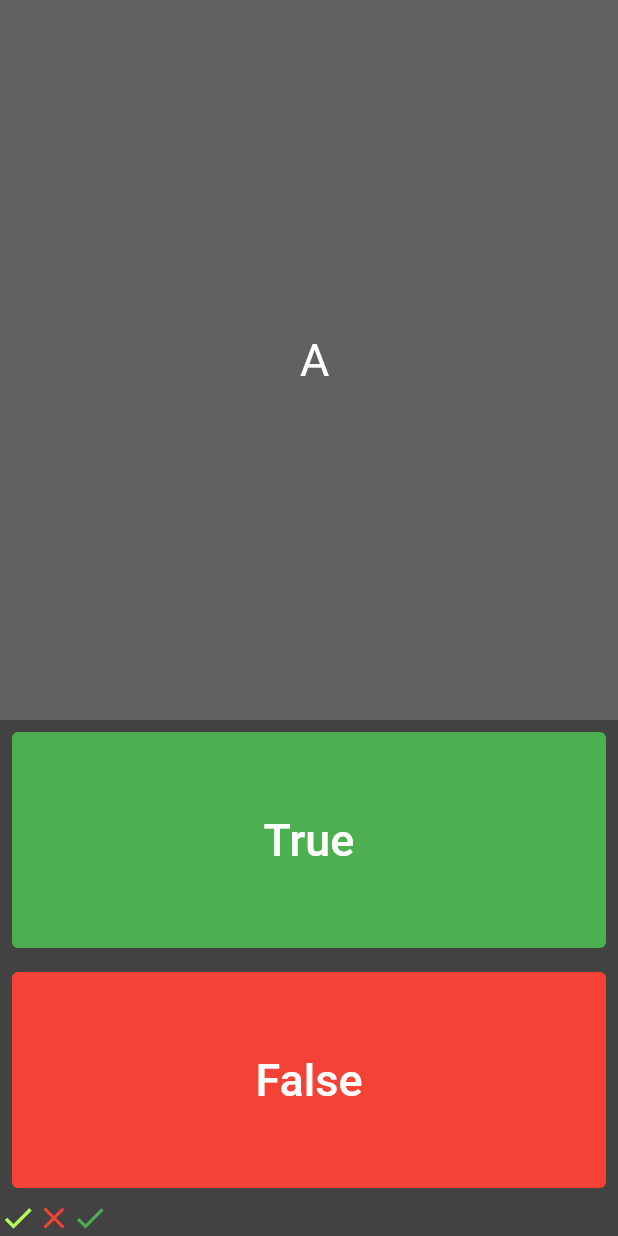
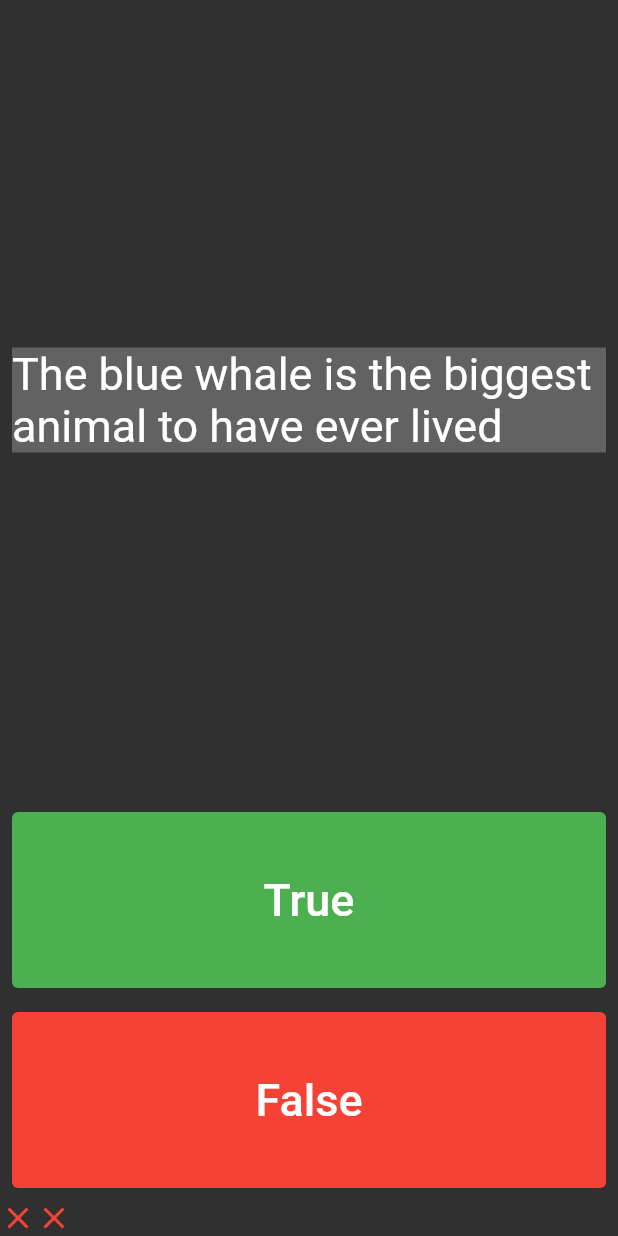
Before and after one commit to israkbas/question, a Flutter app: the screen it shows after launch, after a tap on "True", after a tap on "False", on a phone screen of 412 x 824 dp. Run offline on Flutter 3.47's test engine with Material 2 defaults, Android fonts, the phone set to English and light mode, and no system bars; our stand-ins replace rflutter_alert.

Commit message:
instrument_app

```diff
--- a/lib/Question.dart
+++ b/lib/Question.dart
@@ -0,0 +1,6 @@
+class Question{
+  String questionText;
+  bool questionAnswer;
+
+  Question({required this.questionText,required this.questionAnswer});
+}
--- a/lib/QuizBrain.dart
+++ b/lib/QuizBrain.dart
@@ -0,0 +1,43 @@
+import 'Question.dart';
+
+class QuizBrain {
+  int _questionNumber = 0;
+  final List<Question> _myQuestions = [
+    Question(questionText: 'Sharks are mammals', questionAnswer: false),
+    Question(questionText: 'Sea otters have a favorite rock they use to break open food', questionAnswer: true),
+    Question(questionText: 'The blue whale is the biggest animal to have ever lived', questionAnswer: true),
+    Question(questionText: 'Bats are blind', questionAnswer: false),
+    Question(questionText: 'A dog sweats by panting its tongue', questionAnswer: false),
+    Question(questionText: 'It takes a sloth two weeks to digest a meal', questionAnswer: true),
+    Question(questionText: 'The largest living frog is the Goliath frog of West Africa', questionAnswer: true),
+    Question(questionText: 'An ant can lift 1,000 times its body weight', questionAnswer: false),
+    Question(questionText: 'When exiting a cave, bats always go in the direction of the wind', questionAnswer: false),
+    Question(questionText: 'An octopus has seven hearts', questionAnswer: false)
+
+  ];
+  bool isFinished() {
+    if(_questionNumber >= _myQuestions.length - 1){
+      return true;
+    }
+    else{
+      return false;
+    }
+  }
+  void reset(){
+    _questionNumber = 0;
+  }
+
+  void nextQuestion() {
+    if (_questionNumber < _myQuestions.length - 1) {
+      _questionNumber++;
+    }
+  }
+
+  String getText() {
+    return _myQuestions[_questionNumber].questionText;
+  }
+
+  bool getAnswer() {
+    return _myQuestions[_questionNumber].questionAnswer;
+  }
+}
--- a/lib/main.dart
+++ b/lib/main.dart
@@ -1,4 +1,10 @@
 import 'package:flutter/material.dart';
+import 'QuizBrain.dart';
+import 'package:rflutter_alert/rflutter_alert.dart';
+
+
+QuizBrain quiz_brain = QuizBrain();
+
 
 void main() {
   runApp(const MyApp());
@@ -7,6 +13,7 @@ void main() {
 class MyApp extends StatelessWidget {
   const MyApp({super.key});
 
+
   // This widget is the root of your application.
   @override
   Widget build(BuildContext context) {
@@ -14,7 +21,6 @@ class MyApp extends StatelessWidget {
       debugShowCheckedModeBanner: false,
       title: 'Soru-Cevap',
       home: Scaffold(
-        backgroundColor: Colors.grey.shade900,
        body:SafeArea(
 child:QuizPage()
     ),
@@ -28,81 +34,122 @@ class QuizPage extends StatefulWidget {
   @override
   State<QuizPage> createState() => _QuizPageState();
 }
+class _QuizPageState extends State<QuizPage> {
+  void isCorrect(bool playerPick) {
+    bool correct = quiz_brain.getAnswer();
+    setState(() {
+      if (quiz_brain.isFinished()) {
+        Alert(
+          context: context,
+          type: AlertType.success,
+          title: "Finished",
+          desc: "Press the button for play again!",
+          buttons: [
+            DialogButton(
+              child: Text(
+                "RESET",
+                style: TextStyle(color: Colors.white, fontSize: 20),
+              ),
+              onPressed: (){
+                setState(() {
+                  quiz_brain.reset();
+                  myIcons = [];
+                });
+                Navigator.pop(context);
 
-class _QuizPageState extends State<QuizPage> {
-  int questionNumber=0;
-  List<bool> myAnswers = [
-    true,false,true,false,false
-  ];
-  List<Icon> myIcons = [
-      Icon(Icons.check,color:Colors.lightGreenAccent,),
-      Icon(Icons.close,color: Colors.red,)
-    ];
-  List<String> myQuestions = [
-    " A",
-    "B",
-    "C",
-        "D",
-        "E",
-  ];
+              },
+              width: 120,
+            )
+          ],
+        ).show();
+
+
+      } else {
+        if (playerPick == correct) {
+          myIcons.add(Icon(
+            Icons.check,
+            color: Colors.green,
+          ));
+        } else {
+          myIcons.add(Icon(
+            Icons.close,
+            color: Colors.red,
+          ));
+        }
+
+        quiz_brain.nextQuestion();
+      }
+    });
+  }
+
+  List<Icon> myIcons = [];
+
 
     @override
     Widget build(BuildContext context) {
       return MaterialApp(
-      home: Scaffold( backgroundColor: Colors.grey.shade800,
+        theme: ThemeData(
+            brightness: Brightness.dark,
+        ),
+        debugShowCheckedModeBanner: false,
+        home: Scaffold(
             body: Center(
               child: SafeArea(
                 child: Column(
                   crossAxisAlignment: CrossAxisAlignment.stretch,
                   children: [
-              Expanded(flex: 3,
+                    Expanded(flex: 4,
+                      child: Center(
                         child: Container(
-                  child: Center(child: Text(myQuestions[0],
-                    style: TextStyle(color:Colors.white,fontSize: 30),)),
-                  color: Colors.grey.shade700,
+                          margin:EdgeInsets.all(8),
+                          child: Text(quiz_brain.getText(),
+                            style: TextStyle(color: Colors.white, fontSize: 30),
                           ),
-
+                          color: Colors.white24,
                         ),
-              Expanded(flex:1,
-                child: Padding(
-                  padding: const EdgeInsets.all(8.0),
-                  child: TextButton(onPressed: (){
-                    setState(() {
-                      bool correct = myAnswers[questionNumber];
-                      if(correct== true){
-                        myIcons.add(Icon(Icons.check,color:Colors.green,));
-                      }
-                      else{
-                        myIcons.add(Icon(Icons.close,color: Colors.red,));
-                      }
-
-                      questionNumber++;
-                    });
-                  }, child: Text("True",style: TextStyle(color:Colors.white,fontSize: 30),),
-                    style:TextButton.styleFrom(backgroundColor:Colors.green),),
                       ),
                     ),
                     Expanded(flex: 1,
                       child: Padding(
                         padding: const EdgeInsets.all(8.0),
-                  child: TextButton(onPressed: () {
-                    setState(() {
-                      questionNumber++;
-                    });
+                        child: TextButton(
+                          style: TextButton.styleFrom(
+                            backgroundColor: Colors.green,
+                          ),
+                         child: Text("True", style: TextStyle(
+                            color: Colors.white, fontSize: 30),
+                          ),
+                        onPressed: () {
+                          isCorrect(true);
                         },
-
-                  child: Text("False",style: TextStyle(color:Colors.white,fontSize: 30),),
-                    style:TextButton.styleFrom(backgroundColor:Colors.red),),
+                      ),
+                    ),
+              ),
+                    Expanded(flex: 1,
+                      child: Padding(
+                        padding: const EdgeInsets.all(8.0),
+                        child: TextButton(
+                          style: TextButton.styleFrom(
+                            backgroundColor: Colors.red,
+                          ),
+                          child: Text(
+                            'False',
+                            style: TextStyle(
+                              color: Colors.white, fontSize: 30)
+                          ),
+                          onPressed: () {
+                            isCorrect(false);
+                          },
+                        ),
                       ),
                     ),
                     Row(
-            children:myIcons,
-          )
+                      children: myIcons,
+                    ),
                   ],
         ),
       ),
-      )
-      ),
+      ))
       );
     }
 }
--- a/pubspec.yaml
+++ b/pubspec.yaml
@@ -31,9 +31,11 @@ dependencies:
     sdk: flutter
 
 
+
   # The following adds the Cupertino Icons font to your application.
   # Use with the CupertinoIcons class for iOS style icons.
   cupertino_icons: ^1.0.2
+  rflutter_alert: ^2.0.4
 
 dev_dependencies:
   flutter_test:
```
Also changed, not shown: pubspec.lock. Lines whose indentation alone changed are shown as unchanged.
